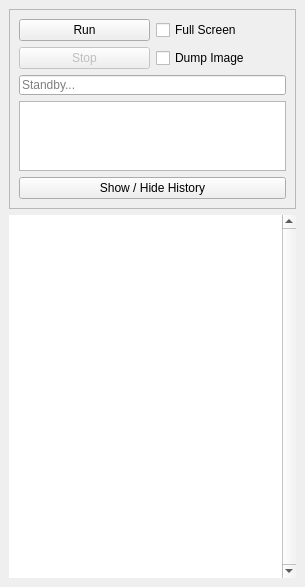
First picture: the form in qtUI/Runner.ui, repository jupiterbjy/python-macro-practice, before the edit.
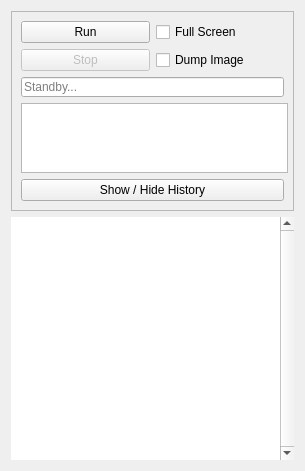
Second picture: the form after the edit.

Commit message: Fixed window not appearing - only one MainWindow is accepted.

The edit to the form file:
```diff
--- a/qtUI/Runner.ui
+++ b/qtUI/Runner.ui
@@ -1,17 +1,17 @@
 <?xml version="1.0" encoding="UTF-8"?>
 <ui version="4.0">
- <class>RunnerWindow</class>
- <widget class="QMainWindow" name="RunnerWindow">
+ <class>Form</class>
+ <widget class="QWidget" name="Form">
   <property name="geometry">
    <rect>
     <x>0</x>
     <y>0</y>
     <width>305</width>
-    <height>587</height>
+    <height>471</height>
    </rect>
   </property>
   <property name="sizePolicy">
-   <sizepolicy hsizetype="Fixed" vsizetype="Fixed">
+   <sizepolicy hsizetype="Ignored" vsizetype="Preferred">
     <horstretch>0</horstretch>
     <verstretch>0</verstretch>
    </sizepolicy>
@@ -19,25 +19,27 @@
   <property name="minimumSize">
    <size>
     <width>305</width>
-    <height>587</height>
+    <height>0</height>
    </size>
   </property>
   <property name="maximumSize">
    <size>
     <width>305</width>
-    <height>587</height>
+    <height>16777215</height>
    </size>
   </property>
   <property name="windowTitle">
    <string>Macro Controller</string>
   </property>
-  <property name="styleSheet">
-   <string notr="true"/>
-  </property>
-  <widget class="QWidget" name="centralwidget">
    <layout class="QVBoxLayout" name="verticalLayout_2">
     <item>
      <widget class="QFrame" name="frame">
+     <property name="sizePolicy">
+      <sizepolicy hsizetype="Fixed" vsizetype="Preferred">
+       <horstretch>0</horstretch>
+       <verstretch>0</verstretch>
+      </sizepolicy>
+     </property>
       <property name="frameShape">
        <enum>QFrame::StyledPanel</enum>
       </property>
@@ -235,7 +237,6 @@
      </widget>
     </item>
    </layout>
-  </widget>
  </widget>
  <resources/>
  <connections/>
```
Left out of the diff: 2 changed lines with no effect on the pictures. Lines whose indentation alone changed are shown as unchanged. The commit also changes 3 other files.
